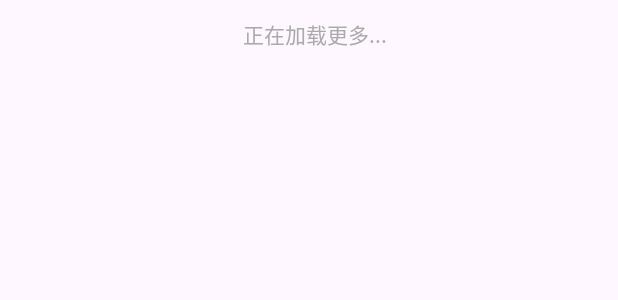
After one commit to JeSSica978/FeedApp, an Android app: the layout item_feed_footer.xml on its own in the app's theme, with its tools: preview values and no code run, on a phone screen of 412 x 824 dp. The commit adds this screen. Shown: the top 300 px of the screen. Run offline under Robolectric (Android 15) with nearby library versions, the phone set to English and light mode, and no system bars.

Commit message:
feat: add load-more footer with loading and error states

```diff
--- /dev/null
+++ b/app/src/main/res/layout/item_feed_footer.xml
@@ -0,0 +1,24 @@
+<?xml version="1.0" encoding="utf-8"?>
+<LinearLayout xmlns:android="http://schemas.android.com/apk/res/android"
+    android:layout_width="match_parent"
+    android:layout_height="wrap_content"
+    android:gravity="center"
+    android:orientation="horizontal"
+    android:padding="12dp">
+
+    <ProgressBar
+        android:id="@+id/progress"
+        style="?android:attr/progressBarStyleSmall"
+        android:layout_width="wrap_content"
+        android:layout_height="wrap_content"
+        android:visibility="gone" />
+
+    <TextView
+        android:id="@+id/tv_message"
+        android:layout_width="wrap_content"
+        android:layout_height="wrap_content"
+        android:layout_marginStart="8dp"
+        android:text="正在加载更多..."
+        android:textColor="@android:color/darker_gray"
+        android:textSize="14sp" />
+</LinearLayout>
```
Also changed, not shown: app/src/main/java/com/jessica/feedapp/ui/feed/FeedActivity.java (+44 -6 lines), app/src/main/java/com/jessica/feedapp/ui/feed/FeedAdapter.java (+125 -20 lines).
